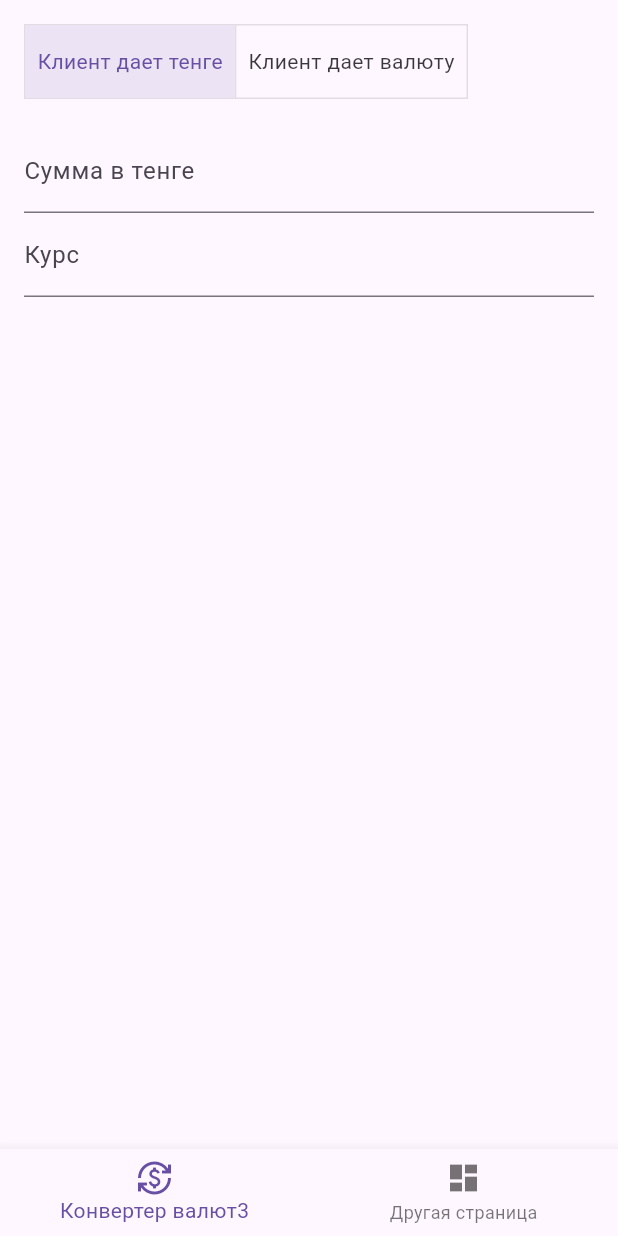
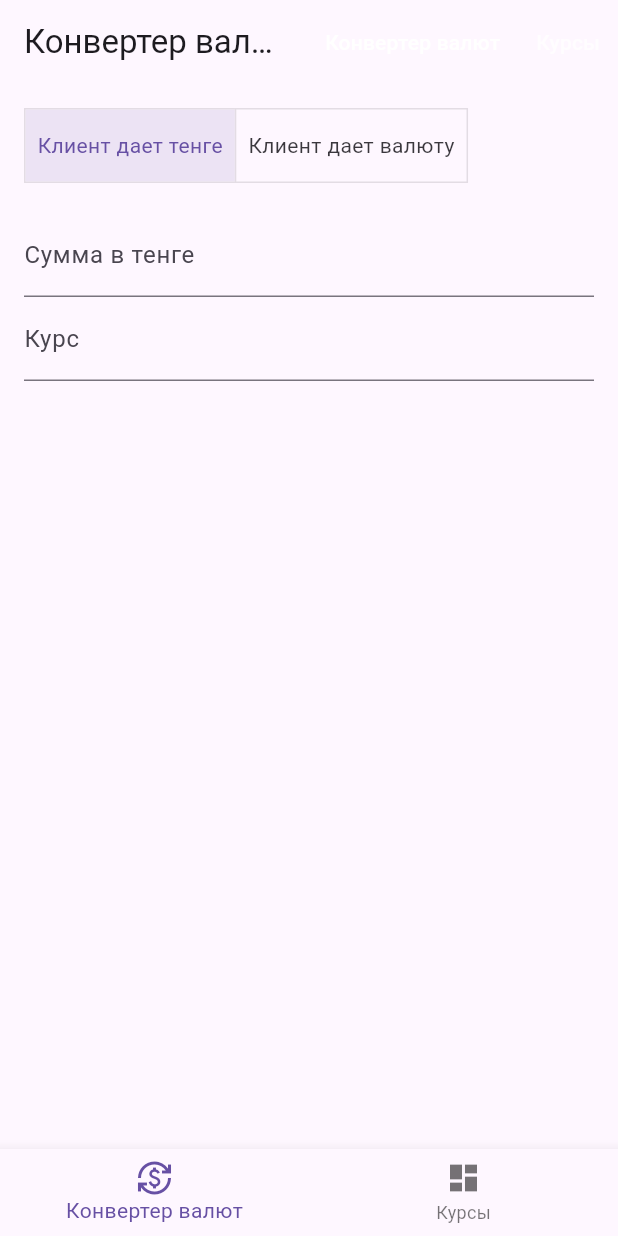
Before and after one commit to dimashbalabek/obmennik, a Flutter app: the screen it shows after launch, on a phone screen of 412 x 824 dp. Run offline on Flutter 3.47's test engine with Material 3 defaults, Android fonts, the phone set to English and light mode, and no system bars.

Commit message:
added new features

```diff
--- a/lib/main.dart
+++ b/lib/main.dart
@@ -1,6 +1,7 @@
 import 'package:flutter/material.dart';
 import 'package:intl/intl.dart';
 import 'package:flutter/services.dart';
+import 'package:untitled1/curse.dart';
 import 'package:untitled1/rounded_sreen.dart';
 
 /// Formatter для поля суммы в тенге, который визуально разбивает число на группы по 3 цифры
@@ -53,10 +54,9 @@ class MainScreen extends StatefulWidget {
 }
 
 class _MainScreenState extends State<MainScreen> {
-  // Индекс выбранной страницы: 0 — Конвертер валют, 1 — Другая страница.
+  // Индекс выбранной страницы: 0 — Конвертер валют, 1 — Курсы.
   int _currentIndex = 0;
 
-  // --- Логика конвертера (применяется только на странице 0) ---
   final TextEditingController amountController = TextEditingController();
   final TextEditingController rateController = TextEditingController();
   bool isTengeToCurrency = true;
@@ -80,7 +80,6 @@ class _MainScreenState extends State<MainScreen> {
   }
 
   void validateAndCalculate() {
-    // Перед расчетом заменяем запятую на точку, затем убираем пробелы
     String amountText =
         amountController.text.replaceAll(",", ".").replaceAll(" ", "");
     String rateText =
@@ -122,9 +121,7 @@ class _MainScreenState extends State<MainScreen> {
   String formatNumber(double? value) {
     return value == null ? "0" : numberFormat.format(value);
   }
-  // --- Конец логики конвертера ---
 
-  /// Страница конвертера валют.
   Widget buildConversionPage() {
     bool insufficient = isTengeToCurrency && (total != null && total == 0);
     return SingleChildScrollView(
@@ -204,21 +201,13 @@ class _MainScreenState extends State<MainScreen> {
     );
   }
 
-  /// Заглушка для другой страницы.
   Widget buildOtherPage() {
-    return Center(
-      child: Text(
-        'Другая страница',
-        style: TextStyle(fontSize: 24),
-      ),
-    );
+    return CurrencyDashboard();
   }
 
   @override
   Widget build(BuildContext context) {
-    // Определяем, что сумма недостаточна — только для режима тенге.
     bool insufficient = isTengeToCurrency && (total != null && total == 0);
-    bool isPhone = MediaQuery.of(context).size.width < 600;
 
     // Если условия конвертации выполнены, формируем кнопку "Поднять до ..."
     Widget? liftUpButton;
@@ -244,19 +233,44 @@ class _MainScreenState extends State<MainScreen> {
       );
     }
 
-    // Для телефона используем нижнюю навигационную панель и плавающую кнопку для "Поднять до..."
-    if (isPhone) {
     return Scaffold(
-        // Для телефонов AppBar отсутствует, чтобы не было смещения заголовка
-        appBar: null,
+      appBar: AppBar(
+        title: Text(_currentIndex == 0 ? 'Конвертер валют' : 'Курсы'),
+        actions: [
+          TextButton(
+            onPressed: () {
+              setState(() {
+                _currentIndex = 0;
+              });
+            },
+            child: Text(
+              'Конвертер валют',
+              style: TextStyle(
+                  color: _currentIndex == 0 ? Colors.white : Colors.white70),
+            ),
+          ),
+          TextButton(
+            onPressed: () {
+              setState(() {
+                _currentIndex = 1;
+              });
+            },
+            child: Text(
+              'Курсы',
+              style: TextStyle(
+                  color: _currentIndex == 1 ? Colors.white : Colors.white70),
+            ),
+          ),
+          if (liftUpButton != null) liftUpButton,
+        ],
+      ),
       body: _currentIndex == 0 ? buildConversionPage() : buildOtherPage(),
       bottomNavigationBar: BottomNavigationBar(
         currentIndex: _currentIndex,
         items: [
           BottomNavigationBarItem(
-                icon: Icon(Icons.currency_exchange), label: 'Конвертер валют3'),
-            BottomNavigationBarItem(
-                icon: Icon(Icons.dashboard), label: 'Другая страница'),
+              icon: Icon(Icons.currency_exchange), label: 'Конвертер валют'),
+          BottomNavigationBarItem(icon: Icon(Icons.dashboard), label: 'Курсы'),
         ],
         onTap: (index) {
           setState(() {
@@ -267,8 +281,7 @@ class _MainScreenState extends State<MainScreen> {
       floatingActionButton: _currentIndex == 0 && liftUpButton != null
           ? FloatingActionButton.extended(
               onPressed: () {
-                  if (roundedUpTotal != null &&
-                      additionalAmountNeeded != null) {
+                if (roundedUpTotal != null && additionalAmountNeeded != null) {
                   Navigator.push(
                     context,
                     MaterialPageRoute(
@@ -285,43 +298,6 @@ class _MainScreenState extends State<MainScreen> {
           : null,
       floatingActionButtonLocation: FloatingActionButtonLocation.centerDocked,
     );
-    } else {
-      // Для широких экранов используем AppBar с переключателями между страницами и кнопкой "Поднять до..."
-      return Scaffold(
-        appBar: AppBar(
-          title:
-              Text(_currentIndex == 0 ? 'Конвертер валют' : 'Другая страница'),
-          actions: [
-            TextButton(
-              onPressed: () {
-                setState(() {
-                  _currentIndex = 0;
-                });
-              },
-              child: Text(
-                'Конвертер валют3',
-                style: TextStyle(
-                    color: _currentIndex == 0 ? Colors.white : Colors.white70),
-              ),
-            ),
-            TextButton(
-              onPressed: () {
-                setState(() {
-                  _currentIndex = 1;
-                });
-              },
-              child: Text(
-                'Другая страница',
-                style: TextStyle(
-                    color: _currentIndex == 1 ? Colors.white : Colors.white70),
-              ),
-            ),
-            if (liftUpButton != null) liftUpButton,
-          ],
-        ),
-        body: _currentIndex == 0 ? buildConversionPage() : buildOtherPage(),
-      );
-    }
   }
 }
 
```
Lines whose indentation alone changed are shown as unchanged.
